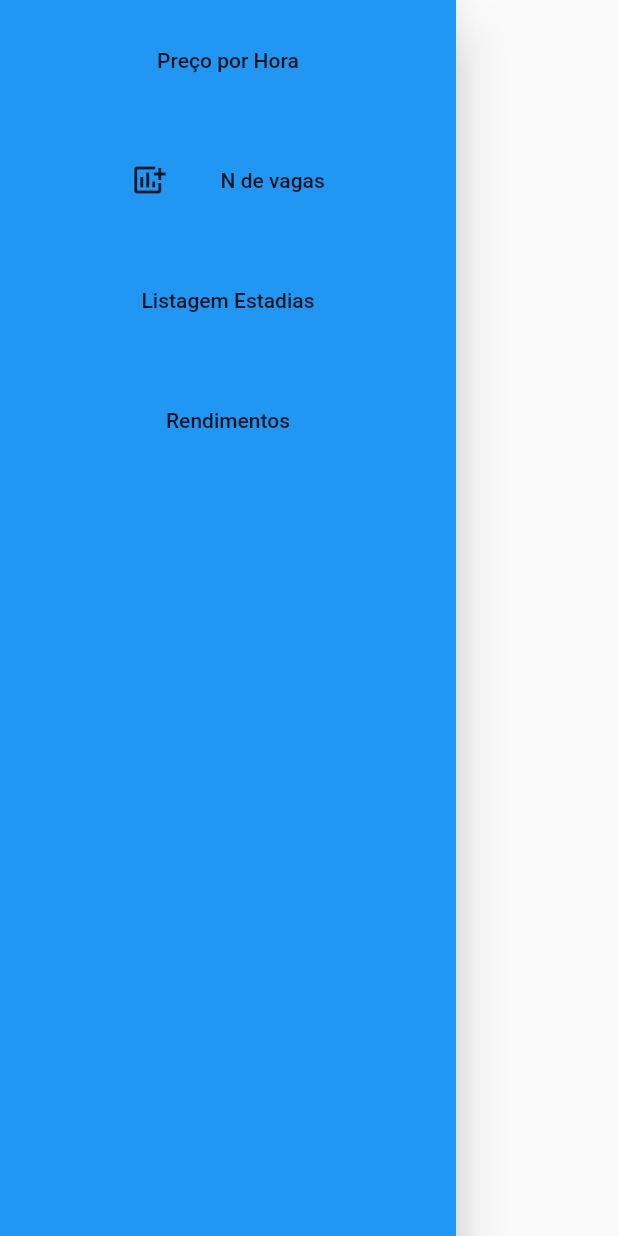
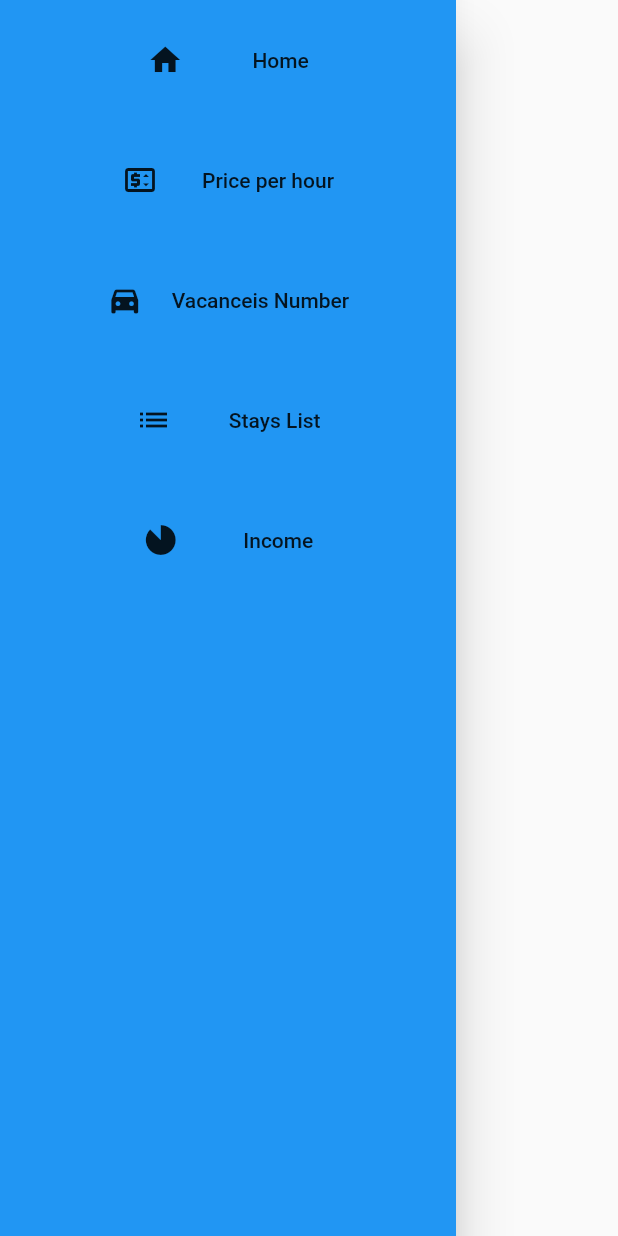
Before and after one commit to Yago4357/Lince_Tech_Project, a Flutter app: the DrawerWidget widget shown alone on an empty page, opened directly, on a phone screen of 412 x 824 dp. Run offline on Flutter 3.47's test engine with Material 2 defaults, Android fonts, the phone set to English and light mode, and no system bars; our stand-ins replace shared_preferences, sqflite; accounts and stored records are empty.

```diff
--- a/lincetechproject/lib/Controller/vagas.dart
+++ b/lincetechproject/lib/Controller/vacancies.dart
@@ -1,12 +1,13 @@
 import 'dart:async';
 
 import 'package:flutter/cupertino.dart';
-import 'package:flutter/foundation.dart';
 import 'package:shared_preferences/shared_preferences.dart';
 
-class Vagas with ChangeNotifier {
+///Vacancy Model
+class Vacancies extends ChangeNotifier {
 
-  Vagas() {
+  ///Define that the _init run before the screen start
+  Vacancies() {
     unawaited(_init());
   }
 
@@ -14,13 +15,16 @@ class Vagas with ChangeNotifier {
 
   final _controller = TextEditingController();
 
+  ///Function to get vacancies
   int get vacancies => _vacancies;
 
+  ///Function to get Text controller
   TextEditingController get controller => _controller;
 
+  ///Variable to define SharedPreferences key
   String get key => ('vacancy');
 
-  ///Save shared int Vacancy
+  ///Get shared int Vacancy
   Future<void> _init() async {
     final prefs = await SharedPreferences.getInstance();
 
@@ -29,16 +33,18 @@ class Vagas with ChangeNotifier {
     notifyListeners();
   }
 
-  ///Get shared int Vacancy
-  Future<void> getShared() async {
+  ///Save shared int Vacancy
+  Future<void> saveShared() async {
 
     final text = controller.text;
-    final vagas = int.tryParse(text) ?? 0;
+
+    ///Int vacancies inside getShared function
+    final vacancies = int.tryParse(text) ?? 0;
 
     final prefs = await SharedPreferences.getInstance();
-    await prefs.setInt(key, vagas);
+    await prefs.setInt(key, vacancies);
 
-    _vacancies = vagas;
+    _vacancies = vacancies;
 
     notifyListeners();
   }
--- a/lincetechproject/lib/Model/drawer.dart
+++ /dev/null
@@ -1,62 +0,0 @@
-import 'package:flutter/material.dart';
-
-class DrawerWidget extends StatelessWidget {
-  const DrawerWidget({Key? key}) : super(key: key);
-
-  @override
-  Widget build(BuildContext context) {
-
-    return Drawer(
-      backgroundColor: Colors.blue,
-      child: Column(
-        children: [
-          Padding(
-            padding: const EdgeInsets.all(15.0),
-            child: MaterialButton(
-              height: 50,
-              minWidth: 250,
-              onPressed: () async {},
-              child: const Text('Preço por Hora'),
-            ),
-          ),
-          Padding(
-            padding: const EdgeInsets.all(15.0),
-            child: MaterialButton(
-              height: 50,
-              onPressed: () async {},
-              child: SizedBox(
-                width: 200,
-                child: Row(
-                  mainAxisAlignment: MainAxisAlignment.spaceEvenly,
-                    children: const [
-                  Align(
-                    alignment: Alignment.center,
-                      child: Icon(Icons.add_chart)),
-                  Text('N de vagas'),
-                ]),
-              ),
-            ),
-          ),
-          Padding(
-            padding: const EdgeInsets.all(15.0),
-            child: MaterialButton(
-              height: 50,
-              minWidth: 250,
-              onPressed: () async {},
-              child: const Text('Listagem Estadias'),
-            ),
-          ),
-          Padding(
-            padding: const EdgeInsets.all(15.0),
-            child: MaterialButton(
-              height: 50,
-              minWidth: 250,
-              onPressed: () async {},
-              child: const Text('Rendimentos'),
-            ),
-          ),
-        ],
-      ),
-    );
-  }
-}
--- /dev/null
+++ b/lincetechproject/lib/Model/price.dart
@@ -0,0 +1,15 @@
+///Price model
+class Price {
+
+  ///The sector of the price
+  String parkingLane;
+
+  ///The price of the stay
+  double price;
+
+  ///Initial hour and end hour of the price
+  int initialRange, endRange;
+
+  ///Constructor of price model
+  Price(this.parkingLane, this.price, this.initialRange, this.endRange);
+}
--- /dev/null
+++ b/lincetechproject/lib/Widgets/buttondrawer.dart
@@ -0,0 +1,44 @@
+import 'package:flutter/material.dart';
+
+///Drawer Buttons widget
+class DrawerButton extends StatelessWidget {
+  ///Text of the buttons
+  final String text;
+
+  ///Icon of the buttons
+  final IconData icon;
+
+  ///Variable for take the link of the page that will redirect
+  final String linkPage;
+
+  ///Constructor of Drawer Buttons
+  const DrawerButton(
+      {Key? key,
+      required this.text,
+      required this.icon,
+      required this.linkPage})
+      : super(key: key);
+
+  @override
+  Widget build(BuildContext context) {
+    return Padding(
+      padding: const EdgeInsets.all(15.0),
+      child: MaterialButton(
+        height: 50,
+        onPressed: () async {
+          await Navigator.popAndPushNamed(context, linkPage);
+        },
+        child: SizedBox(
+          width: 200,
+          child: Row(
+            mainAxisAlignment: MainAxisAlignment.spaceEvenly,
+            children: [
+              Icon(icon),
+              Text(text),
+            ],
+          ),
+        ),
+      ),
+    );
+  }
+}
--- /dev/null
+++ b/lincetechproject/lib/Widgets/drawer.dart
@@ -0,0 +1,34 @@
+import 'package:flutter/material.dart';
+import 'buttondrawer.dart';
+
+///New Widget for Drawer
+class DrawerWidget extends StatelessWidget {
+  ///Drawer constructor
+  const DrawerWidget({Key? key}) : super(key: key);
+
+  @override
+  Widget build(BuildContext context) {
+    return Drawer(
+      backgroundColor: Colors.blue,
+      child: Column(
+        children: const [
+          DrawerButton(text: 'Home', icon: Icons.home, linkPage: '/'),
+          DrawerButton(
+              text: 'Price per hour',
+              icon: Icons.price_change_outlined,
+              linkPage: '/InitialPage'),
+          DrawerButton(
+              text: 'Vacanceis Number',
+              icon: Icons.directions_car_filled,
+              linkPage: '/InitialPage'),
+          DrawerButton(
+              text: 'Stays List', icon: Icons.list, linkPage: '/StayList'),
+          DrawerButton(
+              text: 'Income',
+              icon: Icons.incomplete_circle_outlined,
+              linkPage: '/InitialPage'),
+        ],
+      ),
+    );
+  }
+}
--- a/lincetechproject/lib/main.dart
+++ b/lincetechproject/lib/main.dart
@@ -1,5 +1,4 @@
 import 'package:flutter/material.dart';
-import 'View/homepage.dart';
 import 'routes.dart';
 
 void main() {
@@ -9,7 +8,7 @@ void main() {
 ///Main of myApp
 class MyApp extends StatelessWidget {
 
-  ///Constrctor of myApp
+  ///Constructor of myApp
   const MyApp({Key? key}) : super(key: key);
 
   @override
@@ -20,7 +19,7 @@ class MyApp extends StatelessWidget {
         primarySwatch: Colors.blue,
       ),
       routes: namedRoutes,
-      home: const MyHomePage(),
+      initialRoute: '/',
     );
   }
 }
--- a/lincetechproject/pubspec.yaml
+++ b/lincetechproject/pubspec.yaml
@@ -33,6 +33,8 @@ dependencies:
     sdk: flutter
   provider: ^6.0.4
   shared_preferences: ^2.0.15
+  line_icons: ^2.0.0
+  sqflite: ^2.2.0+3
 
   # The following adds the Cupertino Icons font to your application.
   # Use with the CupertinoIcons class for iOS style icons.
```
Also changed, not shown: lincetechproject/lib/Controller/carprovider.dart (added, +40 -0 lines), lincetechproject/lib/Controller/demodb.dart (added, +103 -0 lines), lincetechproject/lib/Model/stay.dart (added, +22 -0 lines), lincetechproject/lib/View/carpage.dart (added, +61 -0 lines), lincetechproject/lib/View/homepage.dart (+5 -7 lines), lincetechproject/lib/View/staylist.dart (added, +28 -0 lines), lincetechproject/lib/View/vacanciespage.dart (renamed from lincetechproject/lib/View/initialpage.dart, +25 -21 lines), lincetechproject/lib/routes.dart (+8 -3 lines), lincetechproject/pubspec.lock, 1 other file.
